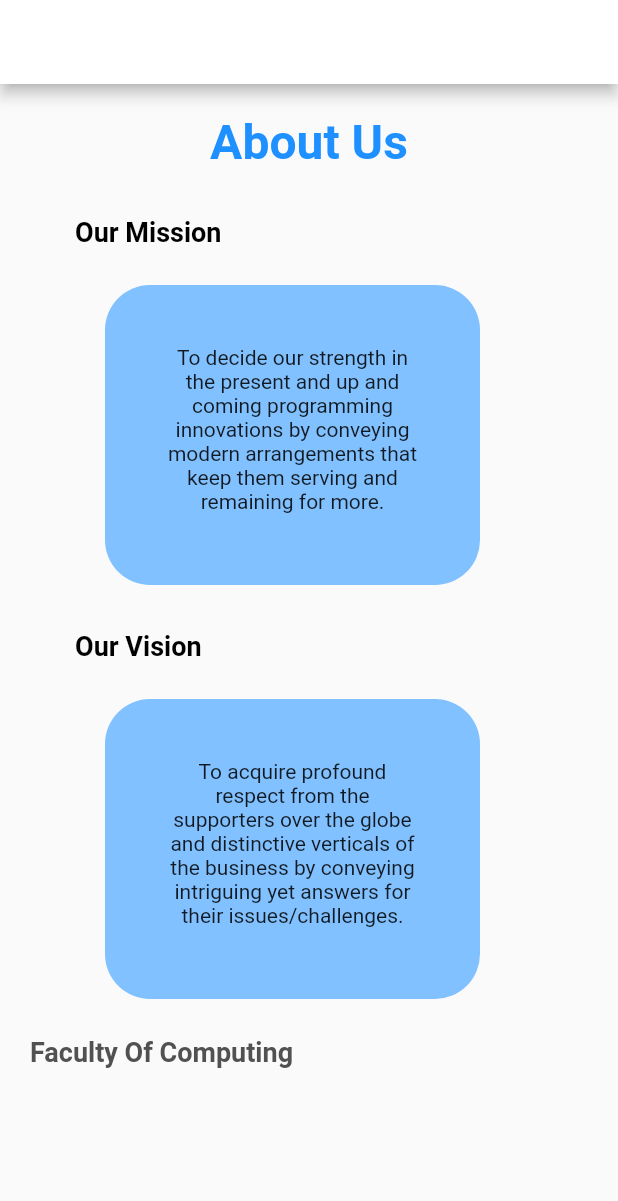
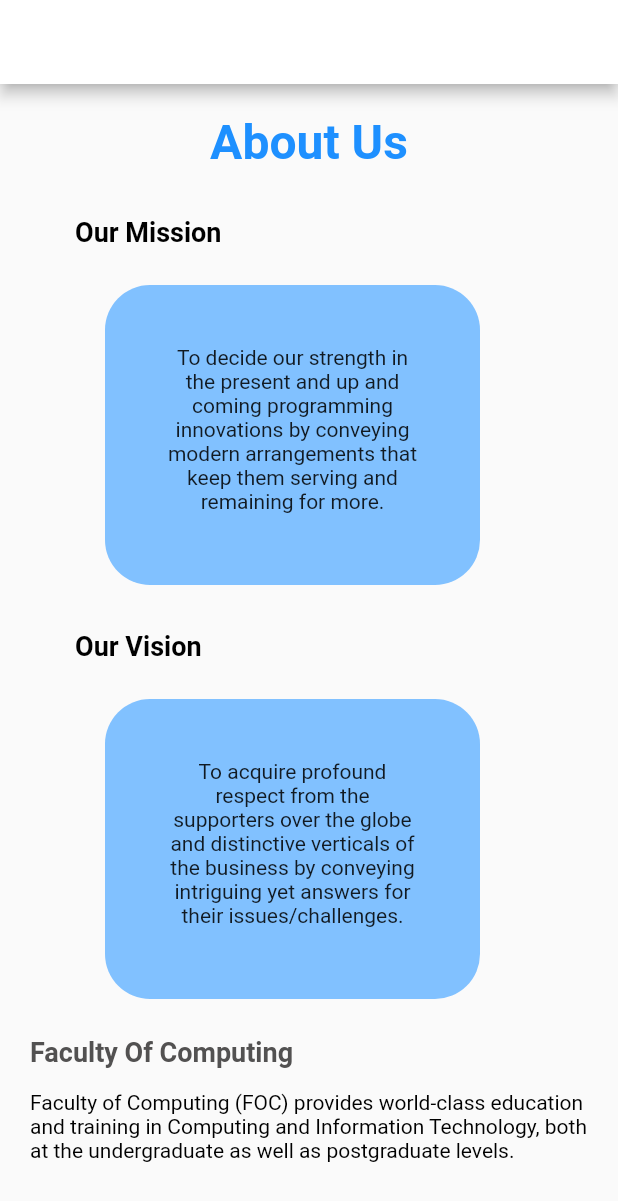
Before and after one commit to Yasodkai11/MAD, a Flutter app: the AboutUs screen opened directly, on a phone screen of 412 x 824 dp. Shown: the top 1201 px of the screen. Run offline on Flutter 3.47's test engine with Material 2 defaults, Android fonts, the phone set to English and light mode, and no system bars; our stand-ins replace firebase_auth, quickalert; missing offline and left inert: flutter_auth; accounts and stored records are empty.

Commit message:
aboutus5

```diff
--- a/unity_world/lib/pages/SettingPage/about_us_page.dart
+++ b/unity_world/lib/pages/SettingPage/about_us_page.dart
@@ -116,6 +116,17 @@ const SizedBox(height: 15.0),
 
 
 
+          Container(
+              margin: const EdgeInsets.only(top: 10, bottom: 5),
+              child: const Text(
+                "Faculty of Computing (FOC) provides world-class education and training in Computing and Information Technology, both at the undergraduate as well as postgraduate levels.",
+                textAlign: TextAlign.left,
+                style: TextStyle(
+                    color: Colors.black,
+                    //fontSize: 10,
+                    fontWeight: FontWeight.normal),
+              ),
+            ),
 
 
 
```
